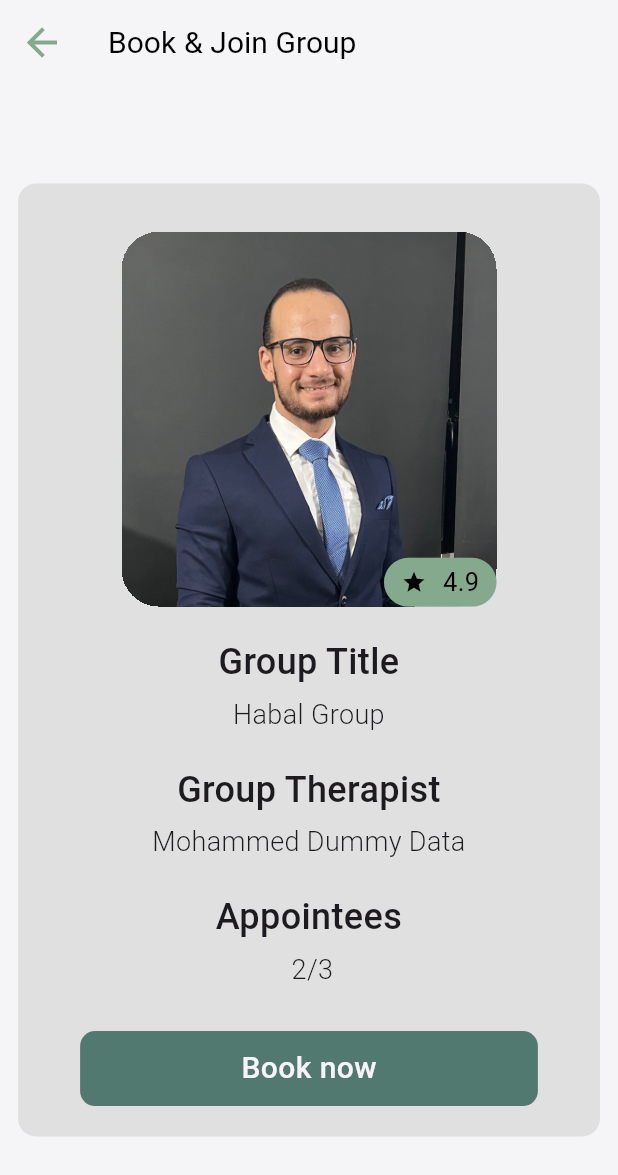
After one commit to mohamedmahmoud95/Google-solution-challenge-2024, a Flutter app: the SelectTherapyGroupScreen screen opened by its route, after a tap on "Habal Group", on a phone screen of 412 x 824 dp. The commit adds this screen. Shown: the top 1175 px of the screen. Run offline on Flutter 3.47's test engine with Material 3 defaults, Android fonts, the light colour scheme and no system bars; our stand-ins replace bloc, card_swiper, cloud_firestore, easy_localization, equatable, firebase_auth and 16 more; missing offline and left inert: google_mlkit_face_detection, tflite_flutter; accounts and stored records are empty.

Commit message:
Added Group Booking Screen UI

```diff
--- a/lib/config/routes.dart
+++ b/lib/config/routes.dart
@@ -6,7 +6,9 @@ import 'package:google_solution_challenge_2024/features/charity/presentation/pag
 import 'package:google_solution_challenge_2024/features/charity/presentation/pages/charity_screen.dart';
 import 'package:google_solution_challenge_2024/features/charity/presentation/pages/donte_screen.dart';
 import 'package:google_solution_challenge_2024/features/home/presentation/pages/home_screen.dart';
+import 'package:google_solution_challenge_2024/features/mental_health_support/domain/entities/group.dart';
 import 'package:google_solution_challenge_2024/features/mental_health_support/presentation/manager/get_groups_cubit/get_groups_cubit.dart';
+import 'package:google_solution_challenge_2024/features/mental_health_support/presentation/pages/book_group_session.dart';
 import 'package:google_solution_challenge_2024/features/offline_resource/presentation/pages/first_aids_screen.dart';
 import 'package:google_solution_challenge_2024/features/offline_resource/presentation/pages/offline_resources_screen.dart';
 import 'package:google_solution_challenge_2024/features/reels_screen/presentation/pages/tabs/profile_videos_tab.dart';
@@ -54,6 +56,7 @@ class Routes {
   static const String selectTherapyGroupScreen = "selectTherapyGroupScreen";
   static const String addNewLostOrFoundPerson = "addNewLostOrFoundPerson";
   static const String bookOneToOneSessionScreen = "bookOneToOneSessionScreen";
+  static const String bookGroupSessionScreen = "bookGroupSessionScreen";
   static const String offlineResourcesScreen = "OfflineResourcesScreen";
   static const String emergencyContactsScreen = "EmergencyContactsScreen";
   static const String firstAidsScreen = "FirstAidsScreen";
@@ -92,8 +95,8 @@ class AppRoutes {
       case Routes.bookOneToOneSessionScreen:
         return MaterialPageRoute(builder: (context) =>  BookOneToOneSessionScreen(therapist: args as Professional,));
 
-
-
+      case Routes.bookGroupSessionScreen:
+        return MaterialPageRoute(builder: (context) =>  BookGroupSessionScreen(group: args as Group,));
 
       case Routes.mentalHealthSupport:
         return MaterialPageRoute(
--- /dev/null
+++ b/lib/features/mental_health_support/presentation/pages/book_group_session.dart
@@ -0,0 +1,230 @@
+import 'package:flutter/material.dart';
+import 'package:google_solution_challenge_2024/core/reusable%20widget/buttons/rectangular_button_widget.dart';
+import 'package:google_solution_challenge_2024/core/utils/app_colors.dart';
+import 'package:google_solution_challenge_2024/core/utils/app_measures.dart';
+import 'package:google_solution_challenge_2024/core/utils/image_utilities.dart';
+import 'package:google_solution_challenge_2024/features/mental_health_support/domain/entities/group.dart';
+class BookGroupSessionScreen extends StatefulWidget {
+  final Group group;
+
+  const BookGroupSessionScreen({super.key, required this.group});
+
+  @override
+  State<BookGroupSessionScreen> createState() => _BookGroupSessionScreenState();
+}
+
+class _BookGroupSessionScreenState extends State<BookGroupSessionScreen> {
+
+  @override
+  Widget build(BuildContext context) {
+    final double width = MediaQuery.of(context).size.width;
+    final double height = MediaQuery.of(context).size.height;
+    return Scaffold(
+      appBar: AppBar(
+          iconTheme: const IconThemeData(color: AppColors.oliveGreen2, size: 30),
+          title: const Text('Book & Join Group',
+              style: TextStyle(color: AppColors.black0000, fontSize: 20))
+      ),
+
+      body: SafeArea(
+        child: Center(
+          child: SizedBox(
+            height: height*0.8,
+            child: Padding(
+              padding: const EdgeInsets.all(8),
+              child: Card(
+                elevation: 0,
+                color: Colors.grey.shade300,
+                child: Padding(
+                  padding: const EdgeInsets.all(12),
+                  child: Column(
+                    children: [
+                      const SizedBox(
+                        height: 20,
+                      ),
+
+                      Center(
+                        child: Stack(
+                          alignment: Alignment.bottomRight,
+                          children: [
+                            Container(
+                              height: 250,
+                              width: 250,
+                              decoration: BoxDecoration(
+                                borderRadius: BorderRadius.circular(25),
+                              ),
+                              clipBehavior: Clip.hardEdge,
+                              child: Image(
+                                image:
+                                    ImageUtils.getImage(widget.group.photoUrl)!,
+                                fit: BoxFit.cover,
+                              ),
+                            ),
+                            ratingIndicator()
+                          ],
+                        ),
+                      ),
+
+                      const SizedBox(
+                        height: 20,
+                      ),
+
+                      const SizedBox(
+                        width: 200,
+                        child: Text(
+                          overflow: TextOverflow.ellipsis,
+                          textAlign: TextAlign.center,
+                          maxLines: 2,
+                          'Group Title',
+                          style: TextStyle(
+                              fontWeight: FontWeight.w500, fontSize: 24),
+                        ),
+                      ),
+
+                      const SizedBox(
+                        height: 5,
+                      ),
+
+                      SizedBox(
+                        width: 200,
+                        child: Text(
+                          overflow: TextOverflow.ellipsis,
+                          textAlign: TextAlign.center,
+                          maxLines: 2,
+                          widget.group.title,
+                          style: const TextStyle(
+                              fontWeight: FontWeight.w300, fontSize: 18),
+                        ),
+                      ),
+
+                      const SizedBox(
+                        height: 20,
+                      ),
+
+                      const SizedBox(
+                        width: 200,
+                        child: Text(
+                          overflow: TextOverflow.ellipsis,
+                          textAlign: TextAlign.center,
+                          maxLines: 2,
+                          'Group Therapist',
+                          style: TextStyle(
+                              fontWeight: FontWeight.w500, fontSize: 24),
+                        ),
+                      ),
+
+                      const SizedBox(
+                        height: 5,
+                      ),
+
+                      const SizedBox(
+                        width: 300,
+                        child: Text(
+                          overflow: TextOverflow.ellipsis,
+                          textAlign: TextAlign.center,
+                          maxLines: 2,
+                          'Mohammed Dummy Data',
+                          style: TextStyle(
+                              fontWeight: FontWeight.w300, fontSize: 18),
+                        ),
+                      ),
+
+                      const SizedBox(
+                        height: 20,
+                      ),
+
+                      const SizedBox(
+                        width: 200,
+                        child: Text(
+                          overflow: TextOverflow.ellipsis,
+                          textAlign: TextAlign.center,
+                          maxLines: 2,
+                          'Appointees',
+                          style: TextStyle(
+                              fontWeight: FontWeight.w500, fontSize: 24),
+                        ),
+                      ),
+
+                      const SizedBox(
+                        height: 5,
+                      ),
+
+                      SizedBox(
+                        width: 300,
+                        child: Text(
+                          overflow: TextOverflow.ellipsis,
+                          textAlign: TextAlign.center,
+                          maxLines: 2,
+                          " ${widget.group.allAppointeesIds.length}/${widget.group.maximumAppointees}",
+                          style: const TextStyle(
+                              fontWeight: FontWeight.w300, fontSize: 18),
+                        ),
+                      ),
+
+                      const SizedBox(
+                        height: 20,
+                      ),
+
+
+                      Padding(
+                        padding: const EdgeInsets.symmetric(horizontal: 16.0),
+                        child: Center(
+                          child: RectangularButton(text: 'Book now', onTap: () {
+                          },
+                          ),
+                        ),
+                      ),
+
+                      const SizedBox(
+                        height: 20,
+                      ),
+
+                    ],
+                  ),
+                ),
+              ),
+            ),
+          ),
+        ),
+      ),
+    );
+  }
+
+   Widget ratingIndicator() {
+    return Container(
+      width: 75,
+      height: 32.5,
+      padding: const EdgeInsets.symmetric(horizontal: 8),
+      decoration: BoxDecoration(
+        color: AppColors.oliveGreen1.withOpacity(1),
+        border: Border.all(width: 0.5, color: AppColors.oliveGreen1),
+        borderRadius: const BorderRadius.all(
+            Radius.circular(25)),
+      ),
+      child: Row(
+        mainAxisAlignment: MainAxisAlignment.spaceEvenly,
+        crossAxisAlignment: CrossAxisAlignment.center,
+        children: [
+          const Icon(
+            Icons.star,
+            color: AppColors.black0000,
+            size: 17,
+          ),
+          const SizedBox(
+            width: 5,
+          ),
+          Text(
+            "${widget.group.rating}",
+            overflow: TextOverflow.ellipsis,
+            style: const TextStyle(
+              overflow: TextOverflow.ellipsis,
+              fontSize: 17,
+              color: AppColors.black0000,
+            ),
+          ),
+        ],
+      ),
+    );
+  }
+
+}
--- a/lib/features/mental_health_support/presentation/pages/select_therapy_group.dart
+++ b/lib/features/mental_health_support/presentation/pages/select_therapy_group.dart
@@ -44,7 +44,14 @@ class _SelectTherapyGroupScreenState extends State<SelectTherapyGroupScreen> {
     return Scaffold(
       appBar: AppBar(
         title: const Text('Select a therapy group'),
-
+        actions: [
+          IconButton(
+            onPressed:(){
+              context.read<GetGroupsCubit>().getAllGroups();
+            },
+            icon: const Icon(Icons.refresh),
+          ),
+        ],
       ),
       body: BlocBuilder<GetGroupsCubit, GetGroupsState>(
         builder: (context, state) {
--- a/lib/features/mental_health_support/presentation/widget/group_card.dart
+++ b/lib/features/mental_health_support/presentation/widget/group_card.dart
@@ -13,6 +13,8 @@ class GroupCard extends StatelessWidget {
   Widget build(BuildContext context) {
     return GestureDetector(
       onTap: () {
+        Navigator.of(context).pushNamed('bookGroupSessionScreen',
+            arguments: therapyGroup);
       },
       child: Padding(
         padding: const EdgeInsets.all(8),
```
